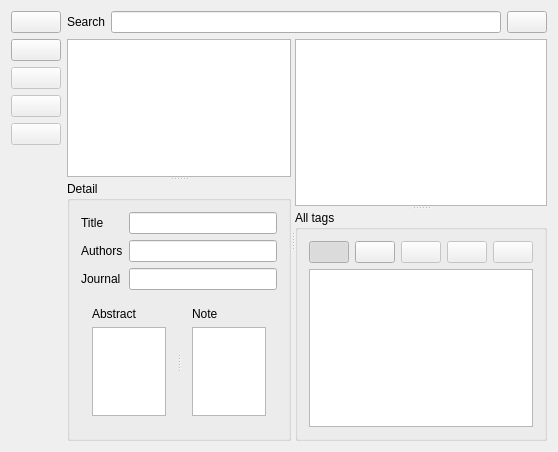
Qt form PagePapers.ui (congchenutd/papernet) before a commit.
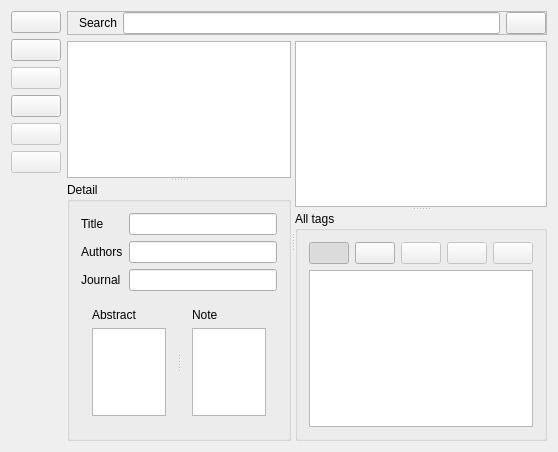
The same form after that commit. Icons and pictures are not drawn.

Diff of the .ui file:
```diff
--- a/PagePapers.ui
+++ b/PagePapers.ui
@@ -88,6 +88,26 @@
        </property>
       </widget>
      </item>
+     <item>
+      <widget class="QPushButton" name="btSearch">
+       <property name="icon">
+        <iconset resource="MainWindow.qrc">
+         <normaloff>:/MainWindow/Images/Search.png</normaloff>:/MainWindow/Images/Search.png</iconset>
+       </property>
+       <property name="iconSize">
+        <size>
+         <width>32</width>
+         <height>32</height>
+        </size>
+       </property>
+       <property name="shortcut">
+        <string>Ctrl+F</string>
+       </property>
+       <property name="checkable">
+        <bool>true</bool>
+       </property>
+      </widget>
+     </item>
      <item>
       <widget class="QPushButton" name="btSetPDF">
        <property name="enabled">
@@ -156,7 +176,23 @@
     </layout>
    </item>
    <item row="0" column="1">
+    <widget class="QFrame" name="frameSearch">
+     <property name="frameShape">
+      <enum>QFrame::StyledPanel</enum>
+     </property>
+     <property name="frameShadow">
+      <enum>QFrame::Raised</enum>
+     </property>
     <layout class="QHBoxLayout" name="horizontalLayout">
+      <property name="topMargin">
+       <number>0</number>
+      </property>
+      <property name="rightMargin">
+       <number>0</number>
+      </property>
+      <property name="bottomMargin">
+       <number>0</number>
+      </property>
      <item>
       <widget class="QLabel" name="label_6">
        <property name="text">
@@ -182,6 +218,7 @@
       </widget>
      </item>
     </layout>
+    </widget>
    </item>
    <item row="1" column="1">
     <widget class="QSplitter" name="splitterHorizontal">
```
Left out of the diff: 3 changed lines with no effect on the pictures. Lines whose indentation alone changed are shown as unchanged.
